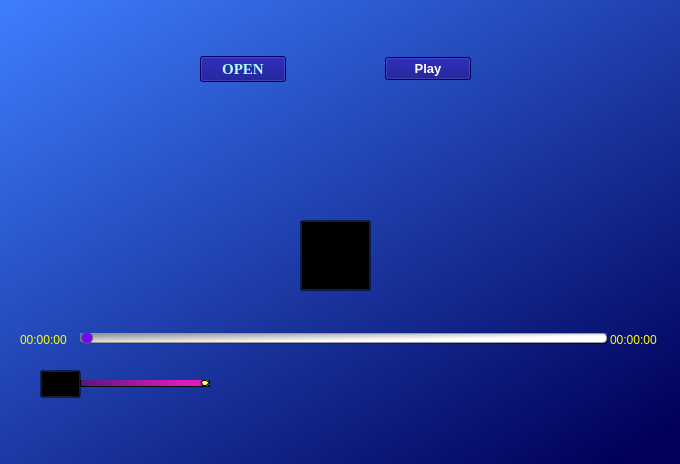
Before: the Qt Designer form basic2.ui in hsmaharaj1/musicplayer, drawn with Qt 5.
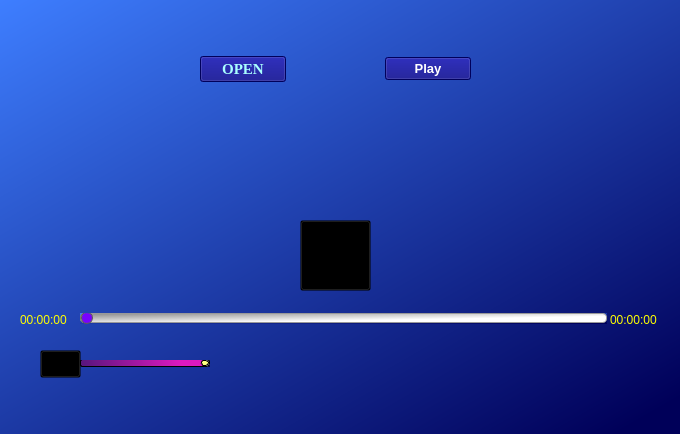
After: the same form once the commit is applied. Icons and pictures are not drawn.

Diff of the .ui file:
```diff
--- a/basic2.ui
+++ b/basic2.ui
@@ -7,7 +7,7 @@
     <x>0</x>
     <y>0</y>
     <width>680</width>
-    <height>464</height>
+    <height>434</height>
    </rect>
   </property>
   <property name="sizePolicy">
@@ -16,10 +16,16 @@
     <verstretch>0</verstretch>
    </sizepolicy>
   </property>
+  <property name="minimumSize">
+   <size>
+    <width>680</width>
+    <height>434</height>
+   </size>
+  </property>
   <property name="maximumSize">
    <size>
     <width>680</width>
-    <height>529</height>
+    <height>434</height>
    </size>
   </property>
   <property name="cursor">
@@ -204,7 +210,7 @@
     <property name="geometry">
      <rect>
       <x>80</x>
-      <y>333</y>
+      <y>313</y>
       <width>527</width>
       <height>11</height>
      </rect>
@@ -269,7 +275,7 @@
     <property name="geometry">
      <rect>
       <x>610</x>
-      <y>330</y>
+      <y>310</y>
       <width>55</width>
       <height>19</height>
      </rect>
@@ -286,7 +292,7 @@
     <property name="geometry">
      <rect>
       <x>20</x>
-      <y>330</y>
+      <y>310</y>
       <width>55</width>
       <height>20</height>
      </rect>
@@ -303,7 +309,7 @@
     <property name="geometry">
      <rect>
       <x>80</x>
-      <y>380</y>
+      <y>360</y>
       <width>130</width>
       <height>7</height>
      </rect>
@@ -344,7 +350,7 @@
     <property name="geometry">
      <rect>
       <x>40</x>
-      <y>370</y>
+      <y>350</y>
       <width>41</width>
       <height>28</height>
      </rect>
```
